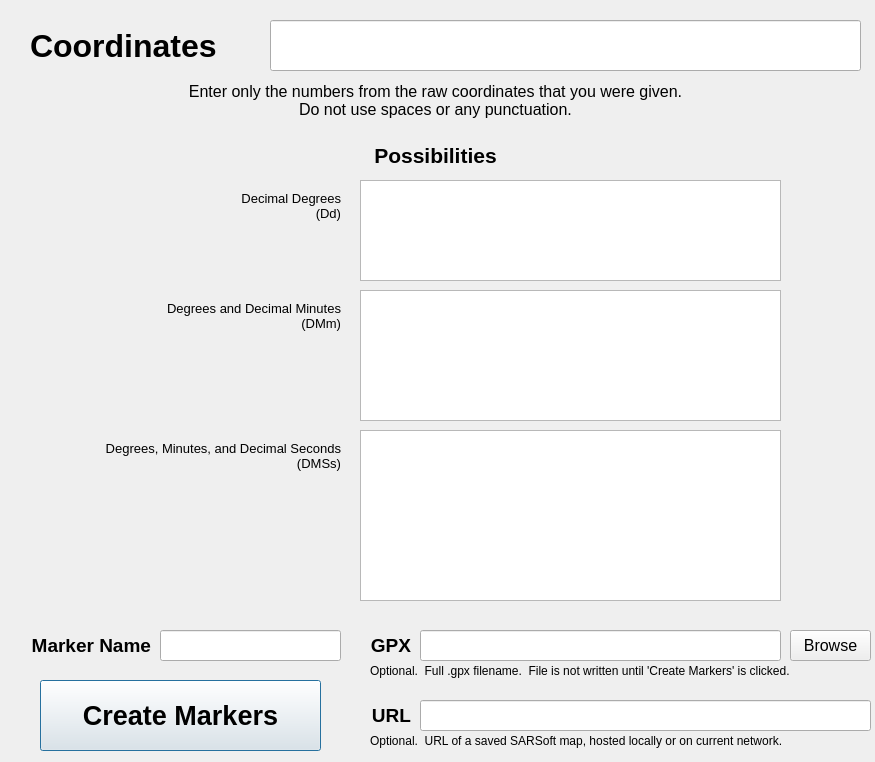
Old version of the form buckshot.ui in the repository ncssar/buckshot.
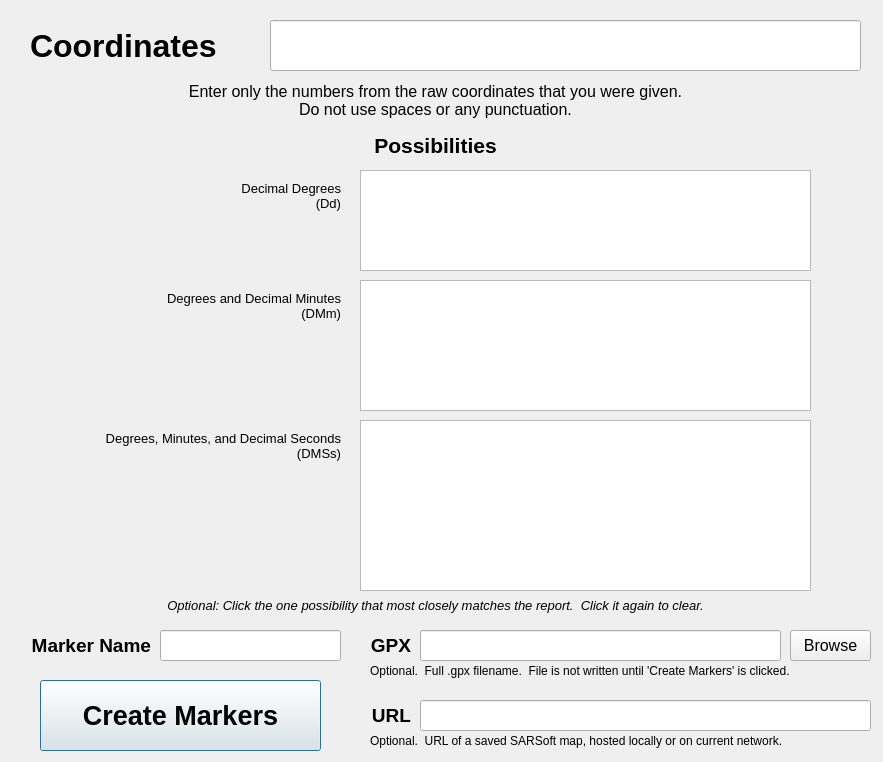
New version of the form.

```diff
--- a/buckshot.ui
+++ b/buckshot.ui
@@ -9,7 +9,7 @@
    <rect>
     <x>0</x>
     <y>0</y>
-    <width>875</width>
+    <width>883</width>
     <height>762</height>
    </rect>
   </property>
@@ -153,77 +153,11 @@
     <set>Qt::AlignRight|Qt::AlignTrailing|Qt::AlignVCenter</set>
    </property>
   </widget>
-  <widget class="QPlainTextEdit" name="DdField">
-   <property name="enabled">
-    <bool>true</bool>
-   </property>
-   <property name="geometry">
-    <rect>
-     <x>360</x>
-     <y>180</y>
-     <width>421</width>
-     <height>101</height>
-    </rect>
-   </property>
-   <property name="font">
-    <font>
-     <pointsize>10</pointsize>
-    </font>
-   </property>
-   <property name="readOnly">
-    <bool>true</bool>
-   </property>
-   <property name="plainText">
-    <string/>
-   </property>
-  </widget>
-  <widget class="QPlainTextEdit" name="DMmField">
-   <property name="enabled">
-    <bool>true</bool>
-   </property>
-   <property name="geometry">
-    <rect>
-     <x>360</x>
-     <y>290</y>
-     <width>421</width>
-     <height>131</height>
-    </rect>
-   </property>
-   <property name="font">
-    <font>
-     <pointsize>10</pointsize>
-    </font>
-   </property>
-   <property name="readOnly">
-    <bool>true</bool>
-   </property>
-  </widget>
-  <widget class="QPlainTextEdit" name="DMSsField">
-   <property name="enabled">
-    <bool>true</bool>
-   </property>
-   <property name="geometry">
-    <rect>
-     <x>360</x>
-     <y>430</y>
-     <width>421</width>
-     <height>171</height>
-    </rect>
-   </property>
-   <property name="font">
-    <font>
-     <pointsize>10</pointsize>
-    </font>
-   </property>
-   <property name="readOnly">
-    <bool>true</bool>
-   </property>
-  </widget>
   <widget class="QLabel" name="label_3">
    <property name="geometry">
     <rect>
      <x>190</x>
-     <y>180</y>
+     <y>170</y>
      <width>151</width>
      <height>51</height>
     </rect>
@@ -246,7 +180,7 @@
    <property name="geometry">
     <rect>
      <x>100</x>
-     <y>290</y>
+     <y>280</y>
      <width>241</width>
      <height>51</height>
     </rect>
@@ -269,7 +203,7 @@
    <property name="geometry">
     <rect>
      <x>20</x>
-     <y>430</y>
+     <y>420</y>
      <width>321</width>
      <height>51</height>
     </rect>
@@ -340,7 +274,7 @@
    <property name="geometry">
     <rect>
      <x>0</x>
-     <y>130</y>
+     <y>120</y>
      <width>871</width>
      <height>51</height>
     </rect>
@@ -465,6 +399,59 @@
     <string>Browse</string>
    </property>
   </widget>
+  <widget class="QLabel" name="label_8">
+   <property name="geometry">
+    <rect>
+     <x>20</x>
+     <y>590</y>
+     <width>831</width>
+     <height>31</height>
+    </rect>
+   </property>
+   <property name="font">
+    <font>
+     <family>Segoe UI</family>
+     <pointsize>10</pointsize>
+     <italic>true</italic>
+    </font>
+   </property>
+   <property name="text">
+    <string>Optional: Click the one possibility that most closely matches the report.  Click it again to clear.</string>
+   </property>
+   <property name="alignment">
+    <set>Qt::AlignCenter</set>
+   </property>
+  </widget>
+  <widget class="QListWidget" name="DdField">
+   <property name="geometry">
+    <rect>
+     <x>360</x>
+     <y>170</y>
+     <width>451</width>
+     <height>101</height>
+    </rect>
+   </property>
+  </widget>
+  <widget class="QListWidget" name="DMmField">
+   <property name="geometry">
+    <rect>
+     <x>360</x>
+     <y>280</y>
+     <width>451</width>
+     <height>131</height>
+    </rect>
+   </property>
+  </widget>
+  <widget class="QListWidget" name="DMSsField">
+   <property name="geometry">
+    <rect>
+     <x>360</x>
+     <y>420</y>
+     <width>451</width>
+     <height>171</height>
+    </rect>
+   </property>
+  </widget>
  </widget>
  <tabstops>
   <tabstop>coordsField</tabstop>
```
Left out of the diff: 55 changed lines with no effect on the pictures.
